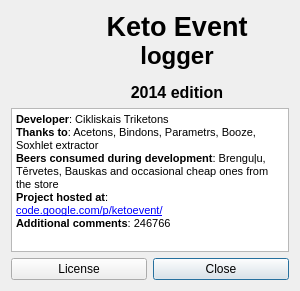
Qt form gui_about.ui (FrankMamuda/ketoevent) before a commit.
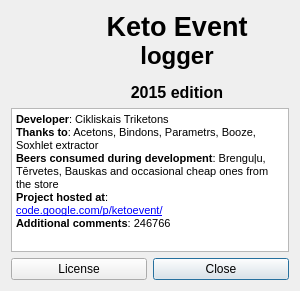
The same form after that commit. Icons and pictures are not drawn.

Diff of the .ui file:
```diff
--- a/gui_about.ui
+++ b/gui_about.ui
@@ -43,7 +43,7 @@
 &lt;p align=&quot;center&quot; style=&quot; margin-top:0px; margin-bottom:0px; margin-left:0px; margin-right:0px; -qt-block-indent:0; text-indent:0px;&quot;&gt;&lt;span style=&quot; font-size:20pt;&quot;&gt;Keto Event&lt;/span&gt;&lt;/p&gt;
 &lt;p align=&quot;center&quot; style=&quot; margin-top:0px; margin-bottom:0px; margin-left:0px; margin-right:0px; -qt-block-indent:0; text-indent:0px;&quot;&gt;&lt;span style=&quot; font-size:18pt;&quot;&gt;logger&lt;/span&gt;&lt;/p&gt;
 &lt;p align=&quot;center&quot; style=&quot;-qt-paragraph-type:empty; margin-top:0px; margin-bottom:0px; margin-left:0px; margin-right:0px; -qt-block-indent:0; text-indent:0px; font-size:8pt;&quot;&gt;&lt;br /&gt;&lt;/p&gt;
-&lt;p align=&quot;center&quot; style=&quot; margin-top:0px; margin-bottom:0px; margin-left:0px; margin-right:0px; -qt-block-indent:0; text-indent:0px;&quot;&gt;&lt;span style=&quot; font-size:12pt;&quot;&gt;2014 edition&lt;/span&gt;&lt;/p&gt;&lt;/body&gt;&lt;/html&gt;</string>
+&lt;p align=&quot;center&quot; style=&quot; margin-top:0px; margin-bottom:0px; margin-left:0px; margin-right:0px; -qt-block-indent:0; text-indent:0px;&quot;&gt;&lt;span style=&quot; font-size:12pt;&quot;&gt;2015 edition&lt;/span&gt;&lt;/p&gt;&lt;/body&gt;&lt;/html&gt;</string>
        </property>
        <property name="alignment">
         <set>Qt::AlignBottom|Qt::AlignHCenter</set>
```
Left out of the diff: 8 changed lines with no effect on the pictures.
